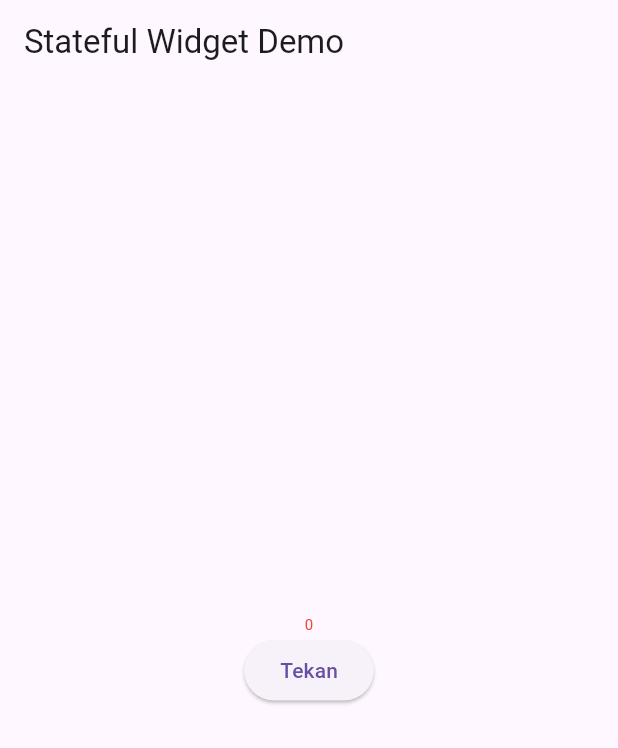
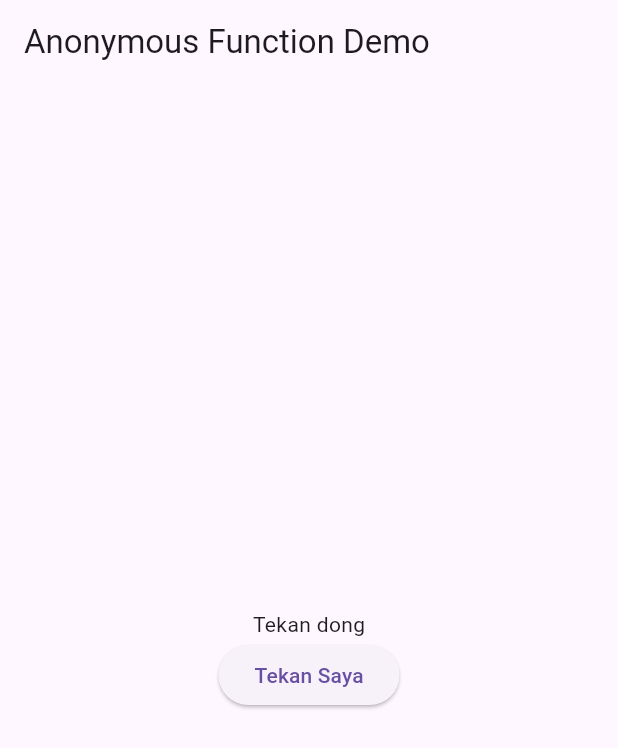
Before and after one commit to Falllll/belajar-flutter, a Flutter app: the screen it shows after launch, on a phone screen of 412 x 824 dp. Shown: the top 748 px of the screen. Run offline on Flutter 3.47's test engine with Material 3 defaults, Android fonts, the light colour scheme and no system bars.

Commit message:
Anonymous method

```diff
--- a/lib/main.dart
+++ b/lib/main.dart
@@ -12,11 +12,11 @@ class MyApp extends StatefulWidget {
 }
 
 class _MyAppState extends State<MyApp> {
-  int number = 0;
+  String message = "Tekan dong";
 
-  void tekanTombol() {
+  void pressed() {
     setState(() {
-      number += 1;
+      message = "UwU";
     });
   }
 
@@ -25,19 +25,14 @@ class _MyAppState extends State<MyApp> {
     return MaterialApp(
       home: Scaffold(
         appBar: AppBar(
-          title: Text("Stateful Widget Demo"),
+          title: Text('Anonymous Function Demo'),
         ),
         body: Center(
           child: Column(
             mainAxisAlignment: MainAxisAlignment.center,
             children: <Widget>[
-              Text(
-                number.toString(),
-                style: TextStyle(
-                    fontSize: 10 + number.toDouble(),
-                    color: number % 2 == 0 ? Colors.red : Colors.blue),
-              ),
-              ElevatedButton(onPressed: tekanTombol, child: Text("Tekan"))
+              Text(message),
+              ElevatedButton(onPressed: pressed, child: Text("Tekan Saya"))
             ],
           ),
         ),
```
